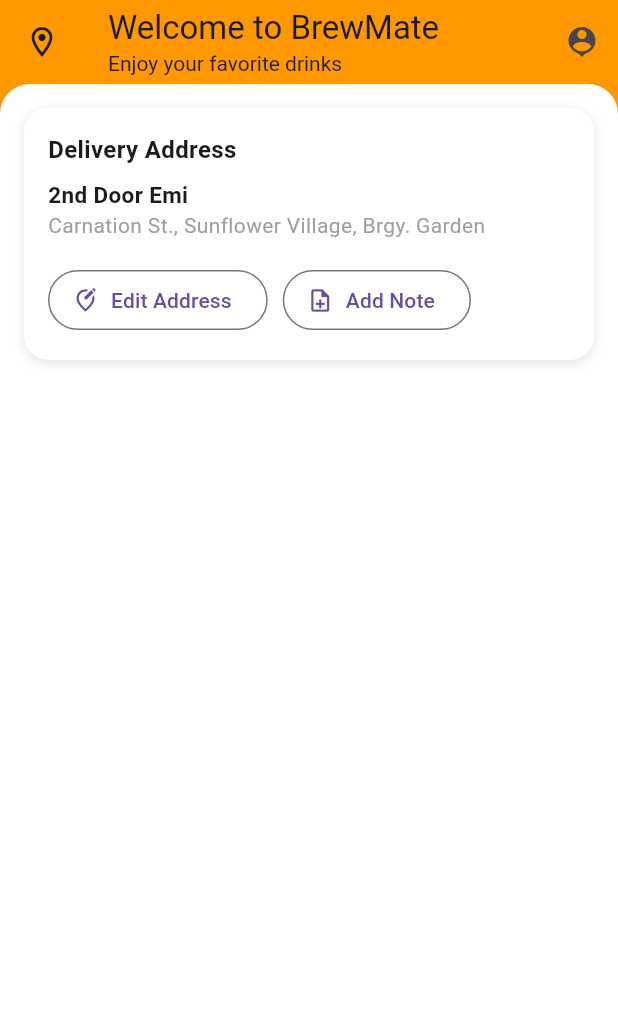
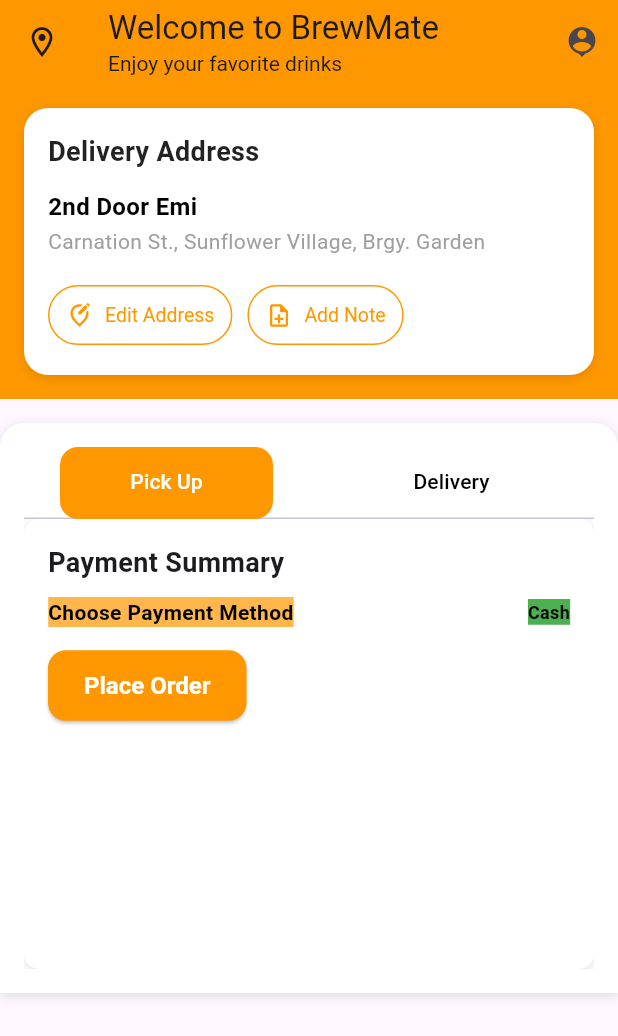
Before and after one commit to KongBopha/BrewMate-Coffee-App, a Flutter app: the CheckoutScreen screen opened directly, on a phone screen of 412 x 824 dp. Shown: the top 1036 px of the screen. Run offline on Flutter 3.47's test engine with Material 3 defaults, Android fonts, the phone set to English and light mode, and no system bars; our stand-ins replace badges, cloud_firestore, firebase_auth, firebase_core, flutter_svg, geolocator; accounts and stored records are empty.

Commit message:
modified all class models and screens

```diff
--- a/lib/main.dart
+++ b/lib/main.dart
@@ -30,7 +30,7 @@
         debugShowCheckedModeBanner: false,
         initialRoute: '/',
         routes: {
-          '/': (context) => SplashScreen(),
+          '/': (context) => const CheckoutScreen(),
           '/home': (context) => const CustomBottomNavPage(),
           '/login': (context) => const LoginScreen(),
           '/register': (context) => const RegisterScreen(),
--- a/lib/models/order.dart
+++ b/lib/models/order.dart
@@ -7,6 +7,7 @@
   final double totalPrice;
   final String status; // e.g. 'pending', 'completed'
   final DateTime createdAt;
+  final double deliveryFee;
   final String deliveryOption; // 'pickup' or 'delivery'
   final String? deliveryAddress; // null if pickup
 
@@ -16,6 +17,7 @@
     required this.totalPrice,
     required this.status,
     required this.createdAt,
+    required this.deliveryFee,
     required this.deliveryOption,
     this.deliveryAddress,
   });
@@ -26,6 +28,7 @@
     'totalPrice': totalPrice,
     'status': status,
     'createdAt': createdAt.toIso8601String(),
+    'deliveryFee': deliveryFee,
     'deliveryOption': deliveryOption,
     'deliveryAddress': deliveryAddress,
   };
@@ -40,6 +43,7 @@
       totalPrice: data['totalPrice'],
       status: data['status'],
       createdAt: DateTime.parse(data['createdAt']),
+      deliveryFee: data['deliveryFee'] ?? 0.0,
       deliveryOption: data['deliveryOption'],
       deliveryAddress: data['deliveryAddress'],
     );
--- a/lib/provider/orderprovider.dart
+++ b/lib/provider/orderprovider.dart
@@ -2,11 +2,14 @@
 import 'package:brewmate_coffee_app/models/order.dart';
 import 'package:cloud_firestore/cloud_firestore.dart';
 import 'package:firebase_auth/firebase_auth.dart';
-import 'package:flutter/material.dart';
+import 'package:flutter/foundation.dart';
+import 'package:geolocator/geolocator.dart';
 
 class OrderProvider with ChangeNotifier {
   final List<OrderItems> _orders = [];
   List<OrderItems> get orders => List.unmodifiable(_orders);
+  double _deliveryFee = 0.0;
+  double get deliveryFee => _deliveryFee;
 
   // Place an order
   Future<void> placeOrder(List<CartItem> items, double totalPrice) async {
@@ -58,4 +61,43 @@
 
     notifyListeners();
   }
+
+  // deliverycalculation
+  Future<void> calculateDeliveryFeeFromCurrentLocation() async {
+  try {
+    Position position = await Geolocator.getCurrentPosition(
+      locationSettings: const LocationSettings(
+        accuracy: LocationAccuracy.high,
+      ),
+    );
+
+    double userLat = position.latitude;
+    double userLng = position.longitude;
+
+    const double shopLat = 11.562108;
+    const double shopLng = 104.888535;
+
+    double distanceInMeters = Geolocator.distanceBetween(
+      shopLat, shopLng, userLat, userLng,
+    );
+
+    double distanceInKm = distanceInMeters / 1000;
+
+    if (distanceInKm <= 3) {
+      _deliveryFee = 1.5;
+    } else if (distanceInKm <= 5) {
+      _deliveryFee = 2.0;
+    } else {
+      _deliveryFee = 3.0;
+    }
+  } catch (e) {
+    _deliveryFee = 0.0;
+    if (kDebugMode) {
+      print("Error getting location: $e");
+    }
+  }
+
+  notifyListeners();
 }
+
+}
--- a/lib/views/screens/checkoutscreen.dart
+++ b/lib/views/screens/checkoutscreen.dart
@@ -1,3 +1,4 @@
+import 'package:brewmate_coffee_app/widgets/paymentsummary.dart';
 import 'package:flutter/material.dart';
 import 'package:brewmate_coffee_app/widgets/appbar_widget.dart';
 
@@ -7,28 +8,43 @@
   @override
   Widget build(BuildContext context) {
     return Scaffold(
-      backgroundColor: Colors.orange,
       appBar: BrewMateAppBar(
         onProfilePressed: () {
           // Handle profile action
         },
       ),
-      body: Container(
-        width: double.infinity,
-        padding: const EdgeInsets.all(16),
-        decoration: const BoxDecoration(
-          color: Colors.white,
-          borderRadius: BorderRadius.vertical(top: Radius.circular(20)),
-        ),
+      body: SingleChildScrollView(
         child: Column(
           children: [
-            _AddressContainer(
-              onEditAddress: () {
-                // Handle edit address
-              },
-              onAddNote: () {
-                // Handle add note
-              },
+            //  Block 1: Orange background with AddressContainer inside
+            Container(
+              width: double.infinity,
+              color: Colors.orange,
+              padding: const EdgeInsets.all(16),
+              child: _AddressContainer(
+                onEditAddress: () {},
+                onAddNote: () {},
+              ),
+            ),
+
+            const SizedBox(height: 16),
+
+            // 🧾 Block 2: White card for Payment Summary
+            Container(
+              width: double.infinity,
+              padding: const EdgeInsets.all(16),
+              decoration: const BoxDecoration(
+                color: Colors.white,
+                boxShadow: [
+                  BoxShadow(
+                    color: Colors.black12,
+                    blurRadius: 6,
+                    offset: Offset(0, 2),
+                  ),
+                ],
+                borderRadius: BorderRadius.vertical(top: Radius.circular(16)),
+              ),
+              child: const Paymentsummary(),
             ),
           ],
         ),
@@ -37,7 +53,6 @@
   }
 }
 
-// 👇🏻 Private reusable widget inside this file
 class _AddressContainer extends StatelessWidget {
   final VoidCallback onEditAddress;
   final VoidCallback onAddNote;
@@ -56,7 +71,11 @@
         color: Colors.white,
         borderRadius: BorderRadius.circular(16),
         boxShadow: const [
-          BoxShadow(color: Colors.black12, blurRadius: 6, offset: Offset(0, 2)),
+          BoxShadow(
+            color: Colors.black12,
+            blurRadius: 6,
+            offset: Offset(0, 2),
+          ),
         ],
       ),
       child: Column(
@@ -64,30 +83,55 @@
         children: [
           const Text(
             "Delivery Address",
-            style: TextStyle(fontSize: 16, fontWeight: FontWeight.bold),
+            style: TextStyle(
+              fontSize: 18,
+              fontWeight: FontWeight.w600,
+              color: Colors.black87,
+            ),
           ),
-          const SizedBox(height: 8),
+          const SizedBox(height: 12),
           const Text(
             "2nd Door Emi",
-            style: TextStyle(fontSize: 15, fontWeight: FontWeight.w600),
+            style: TextStyle(
+              fontSize: 16,
+              fontWeight: FontWeight.w600,
+              color: Colors.black,
+            ),
           ),
+          const SizedBox(height: 4),
           const Text(
             "Carnation St., Sunflower Village, Brgy. Garden",
-            style: TextStyle(fontSize: 14, color: Colors.grey),
+            style: TextStyle(
+              fontSize: 14,
+              color: Colors.grey,
+              height: 1.2,
+            ),
           ),
           const SizedBox(height: 16),
           Row(
             children: [
               OutlinedButton.icon(
                 onPressed: onEditAddress,
-                icon: const Icon(Icons.edit_location_alt_outlined),
+                icon: const Icon(Icons.edit_location_alt_outlined, size: 18),
                 label: const Text("Edit Address"),
+                style: OutlinedButton.styleFrom(
+                  foregroundColor: Colors.orange,
+                  side: const BorderSide(color: Colors.orange),
+                  textStyle: const TextStyle(fontSize: 13),
+                  padding: const EdgeInsets.symmetric(horizontal: 12, vertical: 8),
+                ),
               ),
               const SizedBox(width: 10),
               OutlinedButton.icon(
                 onPressed: onAddNote,
-                icon: const Icon(Icons.note_add_outlined),
+                icon: const Icon(Icons.note_add_outlined, size: 18),
                 label: const Text("Add Note"),
+                style: OutlinedButton.styleFrom(
+                  foregroundColor: Colors.orange,
+                  side: const BorderSide(color: Colors.orange),
+                  textStyle: const TextStyle(fontSize: 13),
+                  padding: const EdgeInsets.symmetric(horizontal: 12, vertical: 8),
+                ),
               ),
             ],
           ),
--- /dev/null
+++ b/lib/views/screens/finalscreen.dart
@@ -0,0 +1,26 @@
+import 'package:brewmate_coffee_app/widgets/appbar_widget.dart';
+import 'package:brewmate_coffee_app/widgets/customBottomNavBar.dart';
+import 'package:flutter/material.dart';
+
+class MyWidget extends StatelessWidget {
+  const MyWidget({super.key});
+
+  @override
+  Widget build(BuildContext context) {
+    return Scaffold(
+      appBar: BrewMateAppBar(
+        onProfilePressed: () {
+          // Handle profile action
+        },
+    ),
+    body: SingleChildScrollView(
+      child: Column(
+        children: [
+          // user location and store location
+        ],
+      ),
+    ),
+    bottomNavigationBar: const CustomBottomNavPage(),
+    );
+  }
+}
--- a/lib/widgets/paymentsummary.dart
+++ b/lib/widgets/paymentsummary.dart
@@ -1,6 +1,3 @@
-import 'dart:ffi';
-
-import 'package:flutter/foundation.dart';
 import 'package:flutter/material.dart';
 
 class Paymentsummary extends StatelessWidget {
@@ -8,27 +5,129 @@
 
   @override
   Widget build(BuildContext context) {
-    return SingleChildScrollView(
+    return Column(
+      children: [
+        _deliveryOptions(),
+
+      ],
+    );
+  }
+
+  Widget _deliveryOptions() {
+    return DefaultTabController(
+      length: 2,
       child: Column(
+        crossAxisAlignment: CrossAxisAlignment.start,
         children: [
-          _deliveryOptions(),
-          const SizedBox(height: 20,),
-
-          //fetch cartItem data
-          //Payment summary
-          // price
-          //DeliveryFee
-          // total payment
-          // choose payment method
-          //place order navigate to delivery screen
-
+          TabBar(
+            indicator: BoxDecoration(
+              color: Colors.orange,
+              borderRadius: BorderRadius.circular(12),
+            ),
+            indicatorPadding: const EdgeInsets.symmetric(horizontal: 8),
+            labelPadding: const EdgeInsets.symmetric(horizontal: 16),
+            unselectedLabelColor: Colors.black,
+            labelColor: Colors.white,
+            tabs: const [
+              Tab(
+                child: Align(
+                  alignment: Alignment.center,
+                  child: Text('Pick Up'),
+                ),
+              ),
+              Tab(
+                child: Align(
+                  alignment: Alignment.center,
+                  child: Text('Delivery'),
+                ),
+              ),
+            ],
+          ),
+            SizedBox(
+            height: 300,
+            child: TabBarView(
+              children: [
+                _pickupOption(),
+              const  Center(child: Text('Bonjour')),
+              ],
+            ),
+          ),
         ],
       ),
     );
   }
-  Widget _deliveryOptions(){
+  Widget _pickupOption(){
     return Container(
+      height: 200,
+      width: double.infinity,
+      padding: const EdgeInsets.all(16),
+      decoration:const BoxDecoration(
+        color: Colors.white,
+        borderRadius: BorderRadius.all(Radius.circular(10)),
+        boxShadow: [
+          BoxShadow(
+            color: Colors.black12,
+            blurRadius: 6,
+            offset: Offset(0, 2),
+          ),
+        ],
+      ),
+      child: Column(
+        crossAxisAlignment: CrossAxisAlignment.start,
+        children: [
+          // fetch data from cartItem
+          const Text("Payment Summary",
+          style: TextStyle(
+            fontSize: 18, fontWeight: FontWeight.bold,
+          ),
+          ),
+          //fetch data from order
+          const SizedBox(height: 10,),
+          Row(
+            mainAxisAlignment: MainAxisAlignment.spaceBetween,
+            children: [
+              Text('Choose Payment Method',
+              style:TextStyle(
+                backgroundColor: Colors.orange[300],
+                color: Colors.black,
+                fontSize: 14,
+                fontWeight: FontWeight.bold
+              ),
+              ),
+            const  Text('Cash',
+              style: TextStyle(
+                backgroundColor: Colors.green,
+                color: Colors.black,
+                fontSize: 12,
+                fontWeight: FontWeight.bold
+              ),
+              ),
+              // Payment method render
+            ],
+          ),
+          const SizedBox(height: 15,),
+          ElevatedButtonTheme(
+            data: ElevatedButtonThemeData(
+              style: ElevatedButton.styleFrom(
+                backgroundColor: Colors.orange,
+                foregroundColor: Colors.white,
+                padding: const EdgeInsets.symmetric(horizontal: 24, vertical: 14),
+                textStyle: const TextStyle(fontSize: 16, fontWeight: FontWeight.bold),
+                shape: RoundedRectangleBorder(
+                  borderRadius: BorderRadius.circular(12),
+                ),
+              ),
+            ),
+            child: ElevatedButton(
+              onPressed: () {
+                // Handle place order logic
+              },
+              child: const Text('Place Order'),
+            ),
+          )
+        ],
 
+        ),
     );
   }
 }
--- a/pubspec.yaml
+++ b/pubspec.yaml
@@ -42,6 +42,8 @@
   badges: ^3.1.2
   flutter_svg: ^2.1.0
   firebase_auth: ^5.6.0
+  geolocator: ^13.0.2
+  geocoding: ^4.0.0
 
 dev_dependencies:
   flutter_lints: ^3.0.0
```
Also changed, not shown: pubspec.lock, 4 other files.
